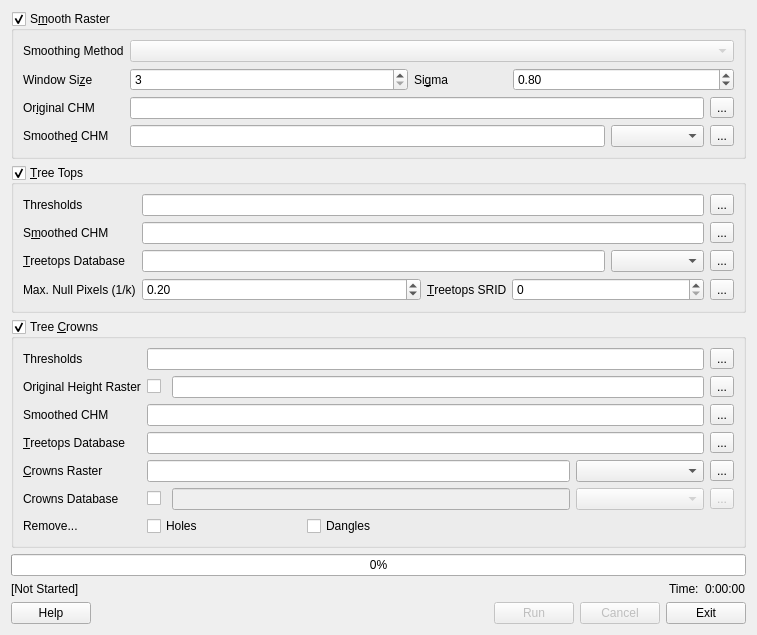
This is src/treetops.ui in rskelly/treetops as Qt 5 draws it before an edit. The edited form follows.
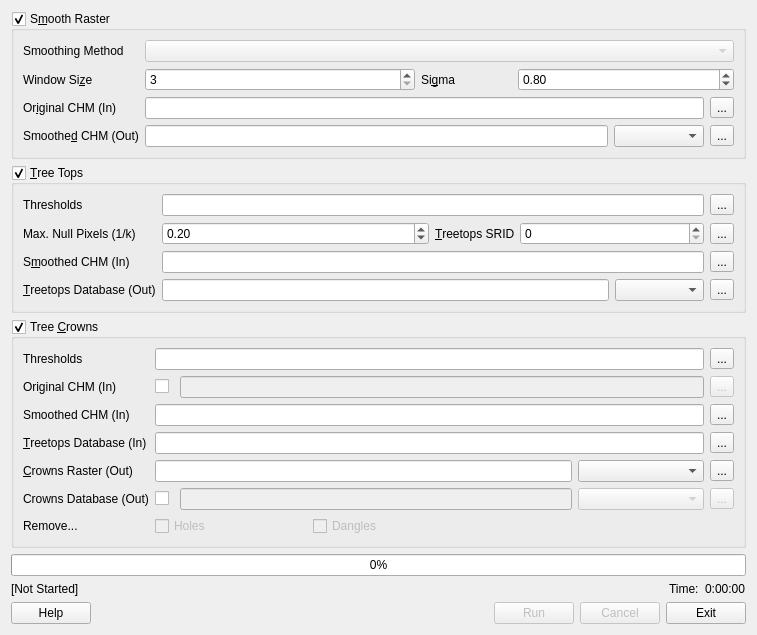
This is the edited form.

Commit message: Label changes, etc.

```diff
--- a/src/treetops.ui
+++ b/src/treetops.ui
@@ -62,7 +62,7 @@
            </sizepolicy>
           </property>
           <property name="text">
-           <string>Or&amp;iginal CHM</string>
+           <string>Or&amp;iginal CHM (In)</string>
           </property>
           <property name="buddy">
            <cstring>txtSmoothOriginalCHM</cstring>
@@ -104,7 +104,7 @@
            </sizepolicy>
           </property>
           <property name="text">
-           <string>Smoothe&amp;d CHM</string>
+           <string>Smoothe&amp;d CHM (Out)</string>
           </property>
           <property name="buddy">
            <cstring>txtSmoothSmoothedCHM</cstring>
@@ -218,36 +218,7 @@
      <layout class="QHBoxLayout" name="horizontalLayout">
       <item>
        <layout class="QGridLayout" name="topsGrid">
-        <item row="3" column="7">
-         <widget class="QToolButton" name="btnTopsTreetopsSRID">
-          <property name="mouseTracking">
-           <bool>false</bool>
-          </property>
-          <property name="acceptDrops">
-           <bool>false</bool>
-          </property>
-          <property name="text">
-           <string>...</string>
-          </property>
-         </widget>
-        </item>
-        <item row="3" column="4">
-         <widget class="QLabel" name="label_17">
-          <property name="sizePolicy">
-           <sizepolicy hsizetype="Fixed" vsizetype="Preferred">
-            <horstretch>0</horstretch>
-            <verstretch>0</verstretch>
-           </sizepolicy>
-          </property>
-          <property name="text">
-           <string>&amp;Treetops SRID</string>
-          </property>
-          <property name="buddy">
-           <cstring>spnTopsTreetopsSRID</cstring>
-          </property>
-         </widget>
-        </item>
-        <item row="2" column="0">
+        <item row="3" column="0">
          <widget class="QLabel" name="label_6">
           <property name="sizePolicy">
            <sizepolicy hsizetype="Fixed" vsizetype="Preferred">
@@ -256,7 +227,7 @@
            </sizepolicy>
           </property>
           <property name="text">
-           <string>&amp;Treetops Database</string>
+           <string>&amp;Treetops Database (Out)</string>
           </property>
           <property name="buddy">
            <cstring>txtTopsTreetopsDatabase</cstring>
@@ -286,20 +257,7 @@
           </property>
          </widget>
         </item>
-        <item row="3" column="0">
-         <widget class="QLabel" name="label_3">
-          <property name="sizePolicy">
-           <sizepolicy hsizetype="Fixed" vsizetype="Preferred">
-            <horstretch>0</horstretch>
-            <verstretch>0</verstretch>
-           </sizepolicy>
-          </property>
-          <property name="text">
-           <string>Max. Null Pixels (1/k)</string>
-          </property>
-         </widget>
-        </item>
-        <item row="1" column="0">
+        <item row="2" column="0">
          <widget class="QLabel" name="label_16">
           <property name="sizePolicy">
            <sizepolicy hsizetype="Fixed" vsizetype="Preferred">
@@ -308,14 +266,14 @@
            </sizepolicy>
           </property>
           <property name="text">
-           <string>S&amp;moothed CHM</string>
+           <string>S&amp;moothed CHM (In)</string>
           </property>
           <property name="buddy">
            <cstring>txtTopsSmoothedCHM</cstring>
           </property>
          </widget>
         </item>
-        <item row="1" column="7">
+        <item row="2" column="7">
          <widget class="QToolButton" name="btnTopsSmoothedCHM">
           <property name="mouseTracking">
            <bool>false</bool>
@@ -328,7 +286,7 @@
           </property>
          </widget>
         </item>
-        <item row="2" column="7">
+        <item row="3" column="7">
          <widget class="QToolButton" name="btnTopsTreetopsDatabase">
           <property name="mouseTracking">
            <bool>false</bool>
@@ -341,23 +299,10 @@
           </property>
          </widget>
         </item>
-        <item row="3" column="1" colspan="3">
-         <widget class="QDoubleSpinBox" name="spnTopsMaxNulls">
-          <property name="maximum">
-           <double>1.000000000000000</double>
-          </property>
-          <property name="singleStep">
-           <double>0.100000000000000</double>
-          </property>
-          <property name="value">
-           <double>0.200000000000000</double>
-          </property>
-         </widget>
-        </item>
-        <item row="2" column="6">
+        <item row="3" column="6">
          <widget class="QComboBox" name="cboTopsTreetopsDatabaseDriver"/>
         </item>
-        <item row="1" column="1" colspan="6">
+        <item row="2" column="1" colspan="6">
          <widget class="QLineEdit" name="txtTopsSmoothedCHM"/>
         </item>
         <item row="0" column="1" colspan="6">
@@ -370,7 +315,46 @@
           </property>
          </widget>
         </item>
-        <item row="3" column="5" colspan="2">
+        <item row="3" column="1" colspan="5">
+         <widget class="QLineEdit" name="txtTopsTreetopsDatabase">
+          <property name="mouseTracking">
+           <bool>false</bool>
+          </property>
+          <property name="acceptDrops">
+           <bool>false</bool>
+          </property>
+         </widget>
+        </item>
+        <item row="1" column="0">
+         <widget class="QLabel" name="label_3">
+          <property name="sizePolicy">
+           <sizepolicy hsizetype="Fixed" vsizetype="Preferred">
+            <horstretch>0</horstretch>
+            <verstretch>0</verstretch>
+           </sizepolicy>
+          </property>
+          <property name="text">
+           <string>Max. Null Pixels (1/k)</string>
+          </property>
+         </widget>
+        </item>
+        <item row="1" column="4">
+         <widget class="QLabel" name="label_17">
+          <property name="sizePolicy">
+           <sizepolicy hsizetype="Fixed" vsizetype="Preferred">
+            <horstretch>0</horstretch>
+            <verstretch>0</verstretch>
+           </sizepolicy>
+          </property>
+          <property name="text">
+           <string>&amp;Treetops SRID</string>
+          </property>
+          <property name="buddy">
+           <cstring>spnTopsTreetopsSRID</cstring>
+          </property>
+         </widget>
+        </item>
+        <item row="1" column="5" colspan="2">
          <widget class="QSpinBox" name="spnTopsTreetopsSRID">
           <property name="mouseTracking">
            <bool>false</bool>
@@ -386,14 +370,30 @@
           </property>
          </widget>
         </item>
-        <item row="2" column="1" colspan="5">
-         <widget class="QLineEdit" name="txtTopsTreetopsDatabase">
+        <item row="1" column="1" colspan="3">
+         <widget class="QDoubleSpinBox" name="spnTopsMaxNulls">
+          <property name="maximum">
+           <double>1.000000000000000</double>
+          </property>
+          <property name="singleStep">
+           <double>0.100000000000000</double>
+          </property>
+          <property name="value">
+           <double>0.200000000000000</double>
+          </property>
+         </widget>
+        </item>
+        <item row="1" column="7">
+         <widget class="QToolButton" name="btnTopsTreetopsSRID">
           <property name="mouseTracking">
            <bool>false</bool>
           </property>
           <property name="acceptDrops">
            <bool>false</bool>
           </property>
+          <property name="text">
+           <string>...</string>
+          </property>
          </widget>
         </item>
        </layout>
@@ -415,6 +415,22 @@
      <layout class="QHBoxLayout" name="horizontalLayout_3">
       <item>
        <layout class="QGridLayout" name="crownsGrid">
+        <item row="2" column="0" colspan="2">
+         <widget class="QLabel" name="label_13">
+          <property name="sizePolicy">
+           <sizepolicy hsizetype="Fixed" vsizetype="Preferred">
+            <horstretch>0</horstretch>
+            <verstretch>0</verstretch>
+           </sizepolicy>
+          </property>
+          <property name="text">
+           <string>Smoothed CHM (In)</string>
+          </property>
+          <property name="buddy">
+           <cstring>txtCrownsSmoothedCHM</cstring>
+          </property>
+         </widget>
+        </item>
         <item row="3" column="0" colspan="2">
          <widget class="QLabel" name="label_15">
           <property name="sizePolicy">
@@ -424,7 +440,7 @@
            </sizepolicy>
           </property>
           <property name="text">
-           <string>&amp;Treetops Database</string>
+           <string>&amp;Treetops Database (In)</string>
           </property>
           <property name="buddy">
            <cstring>txtCrownsTreetopsDatabase</cstring>
@@ -432,7 +448,11 @@
          </widget>
         </item>
         <item row="1" column="3" colspan="4">
-         <widget class="QLineEdit" name="txtCrownsOriginalCHM"/>
+         <widget class="QLineEdit" name="txtCrownsOriginalCHM">
+          <property name="enabled">
+           <bool>false</bool>
+          </property>
+         </widget>
         </item>
         <item row="1" column="2">
          <widget class="QCheckBox" name="chkCrownsUpdateHeights">
@@ -450,23 +470,7 @@
            </sizepolicy>
           </property>
           <property name="text">
-           <string>Original Height Raster</string>
-          </property>
-         </widget>
-        </item>
-        <item row="2" column="0" colspan="2">
-         <widget class="QLabel" name="label_13">
-          <property name="sizePolicy">
-           <sizepolicy hsizetype="Fixed" vsizetype="Preferred">
-            <horstretch>0</horstretch>
-            <verstretch>0</verstretch>
-           </sizepolicy>
-          </property>
-          <property name="text">
-           <string>Smoothed CHM</string>
-          </property>
-          <property name="buddy">
-           <cstring>txtCrownsSmoothedCHM</cstring>
+           <string>Original CHM (In)</string>
           </property>
          </widget>
         </item>
@@ -486,6 +490,9 @@
         </item>
         <item row="1" column="7">
          <widget class="QToolButton" name="btnCrownsOriginalCHM">
+          <property name="enabled">
+           <bool>false</bool>
+          </property>
           <property name="text">
            <string>...</string>
           </property>
@@ -601,7 +608,7 @@
            </sizepolicy>
           </property>
           <property name="text">
-           <string>Crowns Database</string>
+           <string>Crowns Database (Out)</string>
           </property>
          </widget>
         </item>
@@ -624,7 +631,7 @@
            </sizepolicy>
           </property>
           <property name="text">
-           <string>&amp;Crowns Raster</string>
+           <string>&amp;Crowns Raster (Out)</string>
           </property>
           <property name="buddy">
            <cstring>txtCrownsCrownsRaster</cstring>
@@ -681,6 +688,9 @@
         </item>
         <item row="6" column="2" colspan="2">
          <widget class="QCheckBox" name="chkCrownsRemoveHoles">
+          <property name="enabled">
+           <bool>false</bool>
+          </property>
           <property name="text">
            <string>Holes</string>
           </property>
@@ -688,6 +698,9 @@
         </item>
         <item row="6" column="4">
          <widget class="QCheckBox" name="chkCrownsRemoveDangles">
+          <property name="enabled">
+           <bool>false</bool>
+          </property>
           <property name="text">
            <string>Dangles</string>
           </property>
```
Left out of the diff: 3 changed lines with no effect on the pictures.
